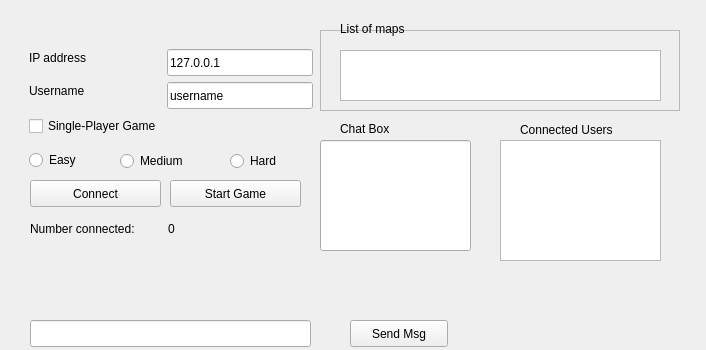
Old version of the form src/client/lobbywindow.ui in the repository dc2011/td.
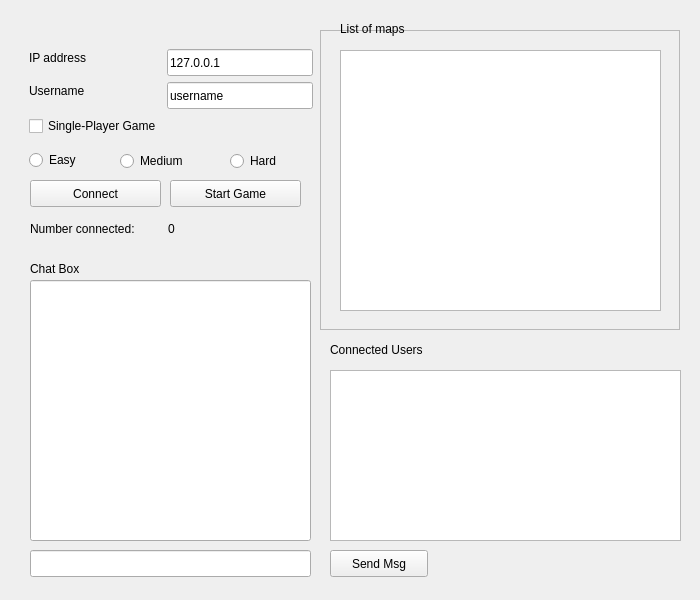
New version of the form.

Patch:
```diff
--- a/src/client/lobbywindow.ui
+++ b/src/client/lobbywindow.ui
@@ -6,8 +6,8 @@
    <rect>
     <x>0</x>
     <y>0</y>
-    <width>706</width>
-    <height>350</height>
+    <width>700</width>
+    <height>600</height>
    </rect>
   </property>
   <property name="windowTitle">
@@ -23,7 +23,7 @@
       <x>340</x>
       <y>50</y>
       <width>321</width>
-      <height>51</height>
+      <height>261</height>
      </rect>
     </property>
    </widget>
@@ -189,7 +189,7 @@
       <x>320</x>
       <y>30</y>
       <width>360</width>
-      <height>81</height>
+      <height>300</height>
      </rect>
     </property>
     <property name="frameShape">
@@ -215,8 +215,8 @@
    <widget class="QLabel" name="label_2">
     <property name="geometry">
      <rect>
-      <x>340</x>
-      <y>120</y>
+      <x>30</x>
+      <y>260</y>
       <width>67</width>
       <height>17</height>
      </rect>
@@ -228,8 +228,8 @@
    <widget class="QPushButton" name="sendMsg">
     <property name="geometry">
      <rect>
-      <x>350</x>
-      <y>320</y>
+      <x>330</x>
+      <y>550</y>
       <width>98</width>
       <height>27</height>
      </rect>
@@ -242,7 +242,7 @@
     <property name="geometry">
      <rect>
       <x>30</x>
-      <y>320</y>
+      <y>550</y>
       <width>281</width>
       <height>27</height>
      </rect>
@@ -251,18 +251,18 @@
    <widget class="QLineEdit" name="msgView">
     <property name="geometry">
      <rect>
-      <x>320</x>
-      <y>140</y>
-      <width>151</width>
-      <height>111</height>
+      <x>30</x>
+      <y>280</y>
+      <width>281</width>
+      <height>261</height>
      </rect>
     </property>
    </widget>
    <widget class="QLabel" name="label_3">
     <property name="geometry">
      <rect>
-      <x>520</x>
-      <y>120</y>
+      <x>330</x>
+      <y>340</y>
       <width>121</width>
       <height>20</height>
      </rect>
@@ -274,10 +274,10 @@
    <widget class="QListView" name="userList">
     <property name="geometry">
      <rect>
-      <x>500</x>
-      <y>140</y>
-      <width>161</width>
-      <height>121</height>
+      <x>330</x>
+      <y>370</y>
+      <width>351</width>
+      <height>171</height>
      </rect>
     </property>
    </widget>
```
Left out of the diff: 21 changed lines with no effect on the pictures.
